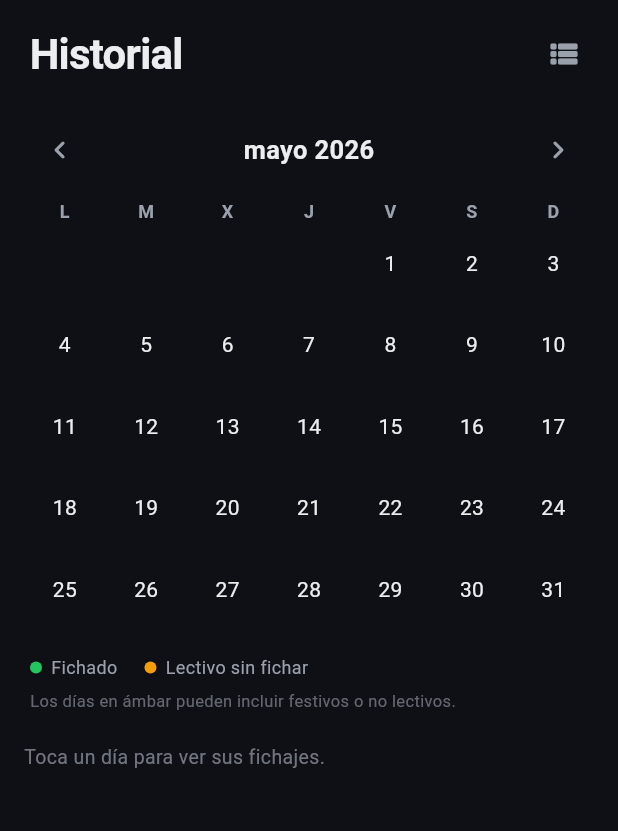
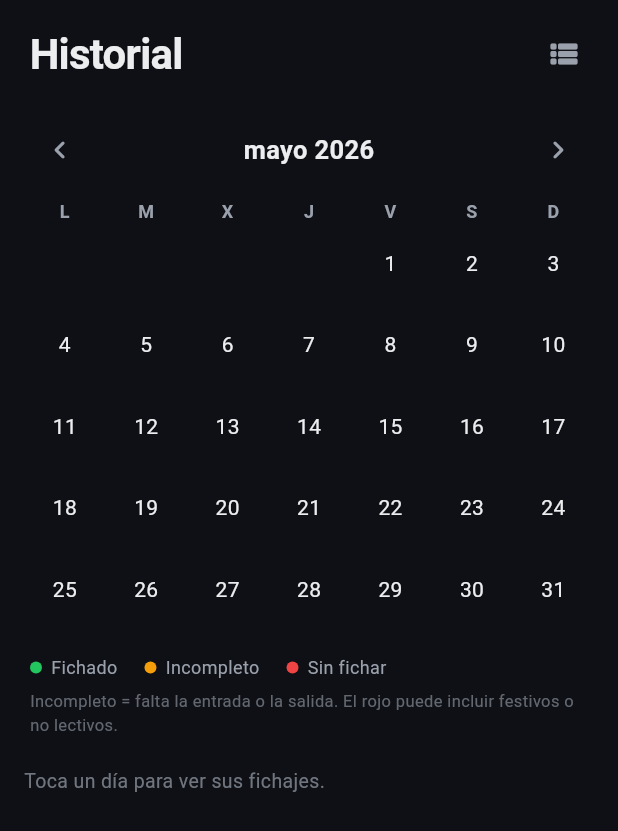
Before and after one commit to nimbo-dev/tessera, a Flutter app: the HistorialScreen screen opened directly with empty values, after a tap on the "calendar month" icon, after a tap on the "chevron left" icon, on a phone screen of 412 x 824 dp. Shown: the top 831 px of the screen. Run offline on Flutter 3.47's test engine with Material 3 defaults, Android fonts, the phone set to English and light mode, and no system bars; our stand-ins replace flutter_animate, flutter_local_notifications, flutter_secure_storage, open_filex, package_info_plus, shared_preferences; missing offline and left inert: android_alarm_manager_plus, workmanager; accounts and stored records are empty; network calls fail.

Commit message:
feat: estado incompleto en calendario y fix de la barra de navegación al cambiar de tema
- Historial: el calendario distingue día completo (verde), incompleto
  -solo entrada o solo salida- (ámbar) y lectivo sin fichar (rojo). Hoy
  con solo la entrada sigue en verde por ser jornada en curso.
- MainShell: la NavigationBar escucha al themeNotifier y se repinta al
  instante al cambiar claro/oscuro, en vez de quedarse con el color
  viejo hasta el siguiente cambio de pestaña.
- Versión 0.3.0.

Co-Authored-By: Claude Opus 4.8 <noreply@anthropic.com>

```diff
--- a/lib/screens/historial_screen.dart
+++ b/lib/screens/historial_screen.dart
@@ -468,15 +468,21 @@ class _HistorialScreenState extends State<HistorialScreen> {
     final isFuture = d.isAfter(today);
     final isSelected = _selectedDay != null &&
         _key(_selectedDay!) == _key(d);
-    final has = byDate.containsKey(_key(d));
+    final recs = byDate[_key(d)];
+    final has = recs != null && recs.isNotEmpty;
     final isLectivo = (_weekly?.days.containsKey(d.weekday) ?? false);
     final missing = !has && !isFuture && d != today && isLectivo;
 
     Color? dot;
     if (has) {
-      dot = AppTheme.success;
+      final completo = recs.any((r) => r.isEntrada) &&
+          recs.any((r) => !r.isEntrada);
+      // Día a medias (solo una) → ámbar. Excepción: HOY con solo la entrada es
+      // lo normal (jornada en curso), no un fallo, así que se queda en verde.
+      dot = (completo || d == today) ? AppTheme.success : AppTheme.warning;
     } else if (missing) {
-      dot = AppTheme.warning;
+      // Lectivo y sin ningún fichaje → rojo (puede incluir festivos locales).
+      dot = AppTheme.error;
     }
 
     return GestureDetector(
@@ -522,23 +528,35 @@ class _HistorialScreenState extends State<HistorialScreen> {
     child: Column(
       crossAxisAlignment: CrossAxisAlignment.start,
       children: [
-        Row(children: [
-          _legendDot(AppTheme.success), const SizedBox(width: 6),
-          Text('Fichado',
-              style: TextStyle(color: AppTheme.textSecondary, fontSize: 12)),
-          const SizedBox(width: 18),
-          _legendDot(AppTheme.warning), const SizedBox(width: 6),
-          Text('Lectivo sin fichar',
-              style: TextStyle(color: AppTheme.textSecondary, fontSize: 12)),
-        ]),
+        Wrap(
+          spacing: 18,
+          runSpacing: 6,
+          children: [
+            _legendItem(AppTheme.success, 'Fichado'),
+            _legendItem(AppTheme.warning, 'Incompleto'),
+            _legendItem(AppTheme.error, 'Sin fichar'),
+          ],
+        ),
         const SizedBox(height: 6),
-        Text('Los días en ámbar pueden incluir festivos o no lectivos.',
+        Text(
+            'Incompleto = falta la entrada o la salida. '
+            'El rojo puede incluir festivos o no lectivos.',
             style: TextStyle(
                 color: AppTheme.textSecondary.withValues(alpha: 0.6),
                 fontSize: 11)),
       ],
     ),
   );
+
+  Widget _legendItem(Color c, String label) => Row(
+        mainAxisSize: MainAxisSize.min,
+        children: [
+          _legendDot(c),
+          const SizedBox(width: 6),
+          Text(label,
+              style: TextStyle(color: AppTheme.textSecondary, fontSize: 12)),
+        ],
+      );
 
   Widget _legendDot(Color c) => Container(
       width: 8, height: 8,
--- a/lib/screens/main_shell.dart
+++ b/lib/screens/main_shell.dart
@@ -32,7 +32,13 @@ class _MainShellState extends State<MainShell> {
 
     return Scaffold(
       body: IndexedStack(index: _index, children: tabs),
-      bottomNavigationBar: NavigationBar(
+      // La barra escucha al themeNotifier para repintarse al instante cuando
+      // se cambia claro/oscuro; si no, conserva el color viejo hasta el
+      // siguiente setState (al cambiar de pestaña), porque sus colores salen
+      // de getters estáticos de AppTheme, no de un InheritedWidget.
+      bottomNavigationBar: ValueListenableBuilder<ThemeMode>(
+        valueListenable: themeNotifier,
+        builder: (context, _, __) => NavigationBar(
           selectedIndex: _index,
           onDestinationSelected: _goTo,
           backgroundColor: AppTheme.surface,
@@ -56,6 +62,7 @@ class _MainShellState extends State<MainShell> {
             ),
           ],
         ),
+      ),
     );
   }
 }
--- a/pubspec.yaml
+++ b/pubspec.yaml
@@ -2,7 +2,7 @@ name: tessera_app
 description: Fichaje automático en Séneca para el profesorado de Andalucía.
 
 publish_to: 'none'
-version: 0.2.0+2
+version: 0.3.0+3
 
 environment:
   sdk: '>=3.0.0 <4.0.0'
```
Also changed, not shown: 1 other file. Lines whose indentation alone changed are shown as unchanged.
